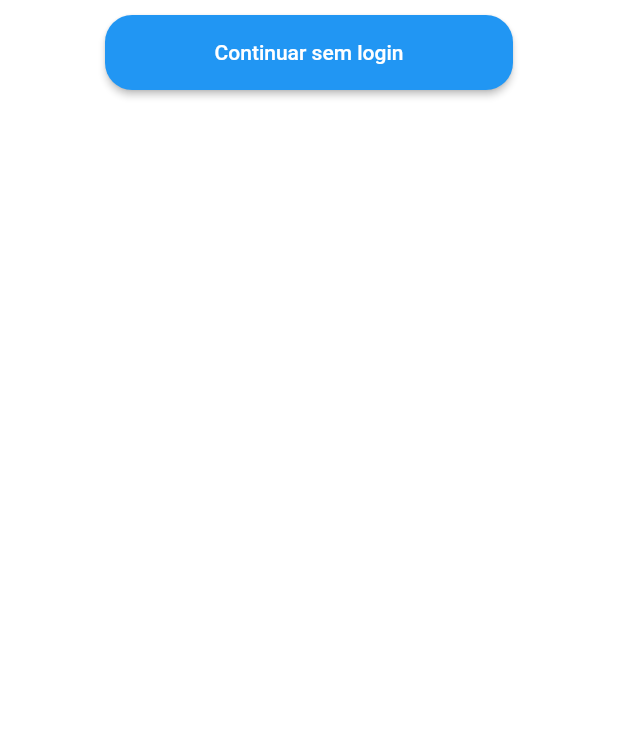
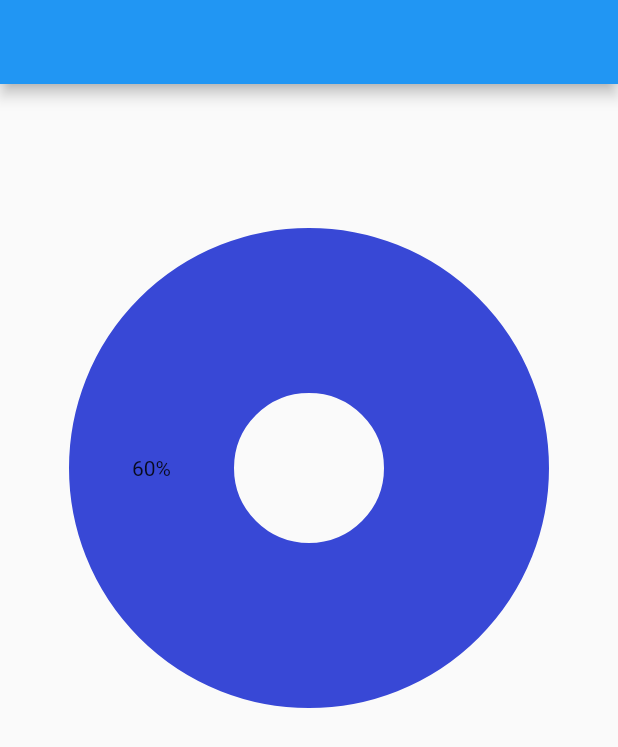
Before and after one commit to flavia-almeida/WaterFluss, a Flutter app: the screen it shows after launch, after a tap on "Entrar", on a phone screen of 412 x 824 dp. Shown: the top 747 px of the screen. Run offline on Flutter 3.47's test engine with Material 2 defaults, Android fonts, the phone set to English and light mode, and no system bars; drawn by our look-alikes of fl_chart.

Commit message:
criação da pagina grafico de pizza

```diff
--- /dev/null
+++ b/lib/grafo_pizza.dart
@@ -0,0 +1,70 @@
+import 'package:fl_chart/fl_chart.dart';
+import 'package:flutter/material.dart';
+
+class Pizza extends StatefulWidget {
+  Pizza({Key? key}) : super(key: key);
+
+  @override
+  State<Pizza> createState() => _PizzaState();
+}
+
+class _PizzaState extends State<Pizza> {
+  double valor = 60.0;
+  @override
+  Widget build(BuildContext context) {
+    return Scaffold(
+      appBar: AppBar(),
+      body: SingleChildScrollView(
+        padding: const EdgeInsets.only(top:50),
+
+        child: Column(
+          mainAxisAlignment: MainAxisAlignment.center,
+          children: <Widget>[Grafico()],
+        ),
+      ),
+    );
+  }
+
+  set_dados(){
+    return List.generate(1, (index) {
+      final fontSize = 14.0;
+      final Radius = 0.0;
+      final color = Color.fromARGB(255, 56, 72, 214);
+
+      return PieChartSectionData(
+                color: Color.fromARGB(255, 56, 72, 214),
+                value: valor * 100,
+                title: '${valor.toStringAsFixed(0)}%',
+                radius: 110.0
+              );
+    });
+  }
+
+  Grafico(){
+    if ((valor <= 0)) {
+      return Container(
+      width: MediaQuery.of(context).size.width,
+      height: 200,
+      child: const Center(
+        child: CircularProgressIndicator(),
+      ),
+    );
+    } else {
+      return Stack(
+      alignment: Alignment.center,
+      children: [
+        AspectRatio(
+          aspectRatio: 1,
+          child: PieChart(
+            PieChartData(
+              sectionsSpace: 5,
+              centerSpaceRadius: 50,
+              sections: set_dados(),
+            ),
+          ),
+        ),
+      ],
+    );
+    }
+  }
+}
--- a/lib/home.dart
+++ b/lib/home.dart
@@ -1,5 +1,6 @@
 import 'package:flutter/cupertino.dart';
 import 'package:flutter/material.dart';
+import 'grafo_pizza.dart';
 
 class Home extends StatefulWidget {
   const Home({Key? key}) : super(key: key);
@@ -11,10 +12,12 @@ class Home extends StatefulWidget {
 class _home extends State<Home> {
   @override
   Widget build(BuildContext context) {
-    return Padding(
-        padding: const EdgeInsets.all(10),
-        child: ListView(
+    return Scaffold(
+      appBar: AppBar(),
+      body: Center(
+          child: ListView(
             children: <Widget>[
+              SizedBox(height: 30),
               Container(
                   height: 50,
                   padding: const EdgeInsets.fromLTRB(60, 0, 60, 0),
@@ -33,11 +36,9 @@ class _home extends State<Home> {
                       )
                   )
               ),
-            ]
-
-
-        )
-
+            ],
+          ),
+      ),
     );
   }
 }
--- a/lib/login.dart
+++ b/lib/login.dart
@@ -1,6 +1,7 @@
 import 'package:flutter/cupertino.dart';
 import 'package:flutter/material.dart';
 import 'home.dart';
+import 'grafo_pizza.dart';
 
 class Login extends StatefulWidget {
   const Login({Key? key}) : super(key: key);
@@ -100,7 +101,7 @@ class _login extends State<Login> {
                       print(passwordController.text);
 
                       Navigator.of(context).pushReplacement(
-                          MaterialPageRoute(builder: (context) => Home())
+                          MaterialPageRoute(builder: (context) => Pizza())
                       );
                     },
                     style: ButtonStyle(
--- a/pubspec.yaml
+++ b/pubspec.yaml
@@ -29,6 +29,9 @@ environment:
 dependencies:
   flutter:
     sdk: flutter
+
+  fl_chart: ^0.36.2
+  font_awesome_flutter: ^8.2.0
 
 
   # The following adds the Cupertino Icons font to your application.
```
Also changed, not shown: pubspec.lock.
